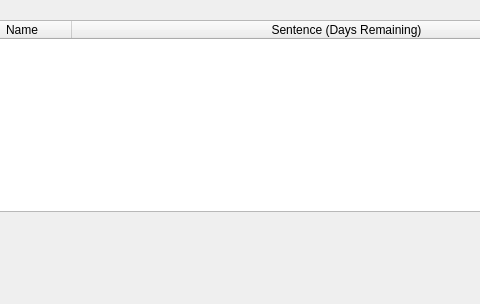
First picture: the form in table.ui, repository AmirQadir/PrisonManagementSystem, before the edit; both pictures show x 159 to 639 and y 0 to 304 of the 837 by 304 pixel window.
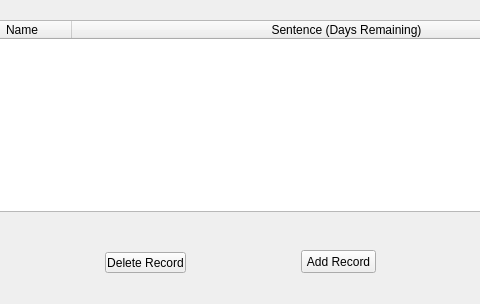
Second picture: the form after the edit.

Patch:
```diff
--- a/table.ui
+++ b/table.ui
@@ -63,6 +63,32 @@
     </property>
    </column>
   </widget>
+  <widget class="QPushButton" name="pushButton_2">
+   <property name="geometry">
+    <rect>
+     <x>460</x>
+     <y>250</y>
+     <width>75</width>
+     <height>23</height>
+    </rect>
+   </property>
+   <property name="text">
+    <string>Add Record</string>
+   </property>
+  </widget>
+  <widget class="QPushButton" name="pushButton_3">
+   <property name="geometry">
+    <rect>
+     <x>264</x>
+     <y>252</y>
+     <width>81</width>
+     <height>21</height>
+    </rect>
+   </property>
+   <property name="text">
+    <string>Delete Record</string>
+   </property>
+  </widget>
  </widget>
  <resources/>
  <connections/>
```
